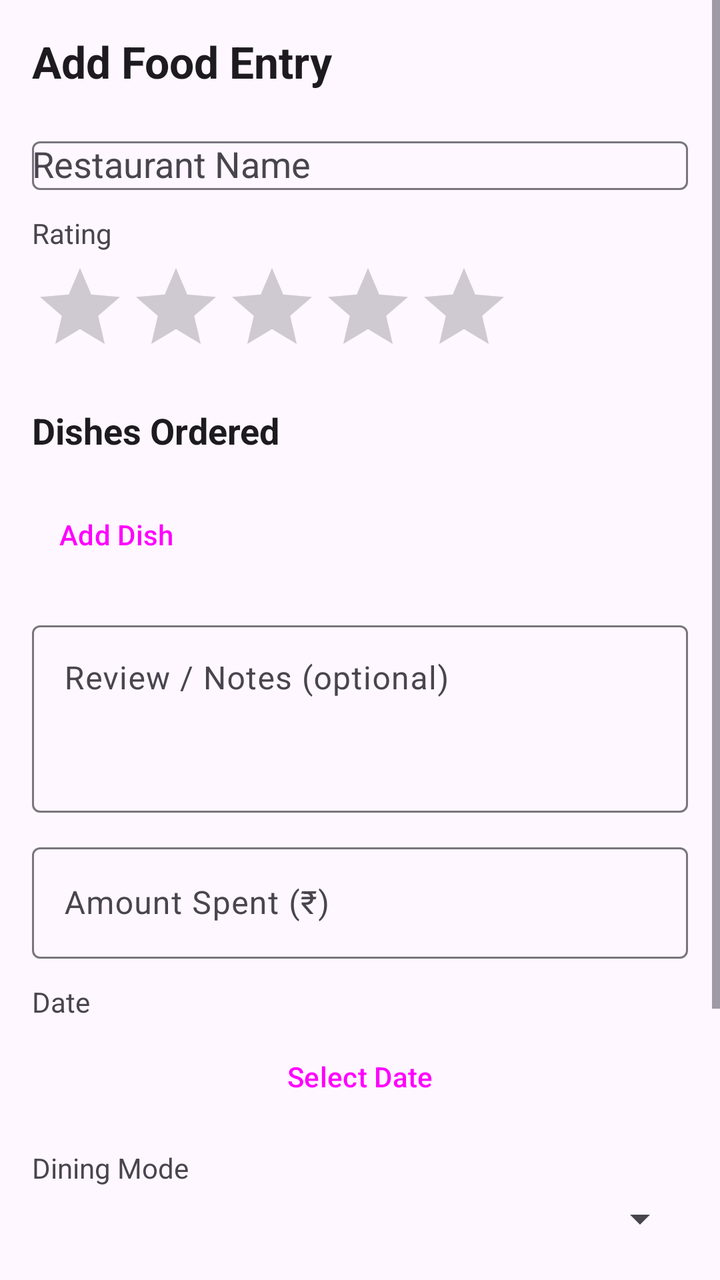
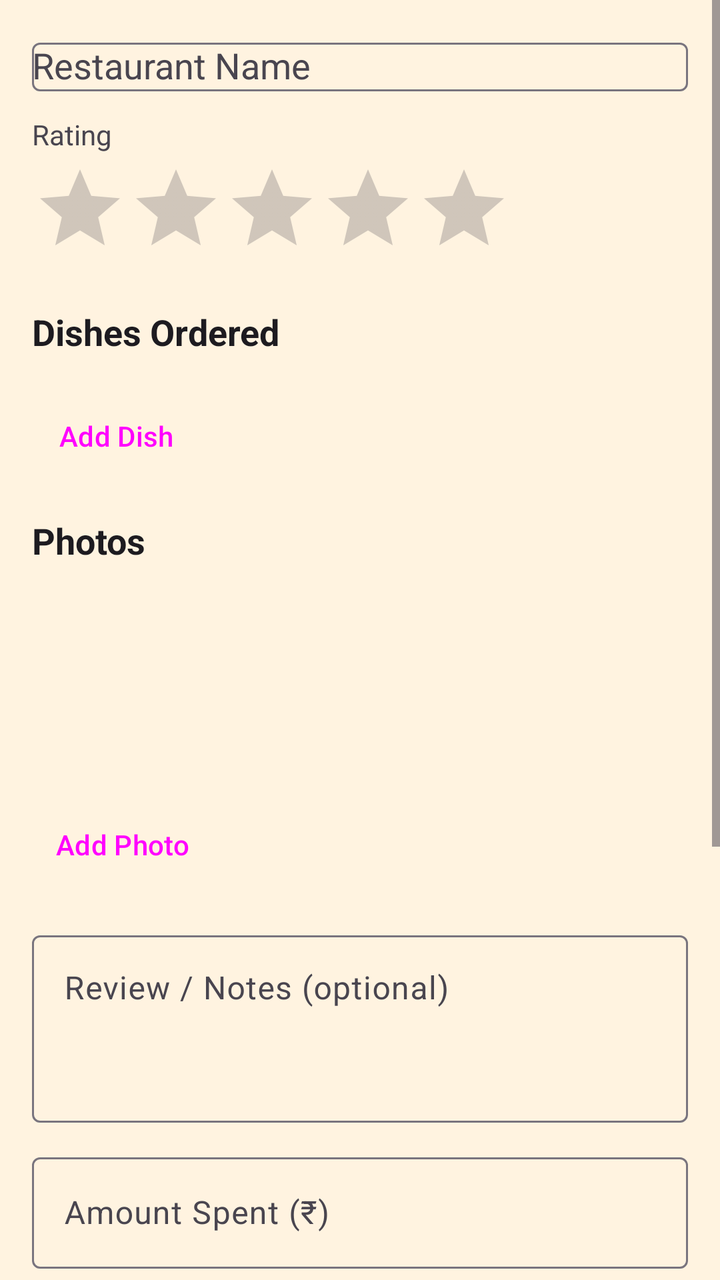

Two renders of the same Android screen: before a commit and after it. Below are the layout's source before the change and the commit's diff.
<!-- AndroidManifest.xml: application theme Theme.Foodlog -->
<!-- res/layout/fragment_add_entry.xml -->
<?xml version="1.0" encoding="utf-8"?>
<ScrollView
    xmlns:android="http://schemas.android.com/apk/res/android"
    xmlns:app="http://schemas.android.com/apk/res-auto"
    android:layout_width="match_parent"
    android:layout_height="match_parent"
    android:background="?android:attr/windowBackground"
    android:fillViewport="true">

    <LinearLayout
        android:layout_width="match_parent"
        android:layout_height="wrap_content"
        android:orientation="vertical"
        android:padding="16dp">

        
        <TextView
            android:id="@+id/tvFormTitle"
            android:layout_width="wrap_content"
            android:layout_height="wrap_content"
            android:text="Add Food Entry"
            android:textSize="22sp"
            android:textStyle="bold"
            android:textColor="?attr/colorOnBackground"
            android:layout_marginBottom="20dp"/>

        
        
        <com.google.android.material.textfield.TextInputLayout
            android:id="@+id/tilRestaurant"
            style="@style/Widget.Material3.TextInputLayout.OutlinedBox"
            android:layout_width="match_parent"
            android:layout_height="wrap_content"
            android:hint="Restaurant Name"
            android:layout_marginBottom="12dp">

            <AutoCompleteTextView
                android:id="@+id/etRestaurant"
                android:layout_width="match_parent"
                android:layout_height="wrap_content"
                android:completionThreshold="1"
                android:inputType="textCapWords"/>

        </com.google.android.material.textfield.TextInputLayout>

        
        <TextView
            android:layout_width="wrap_content"
            android:layout_height="wrap_content"
            android:text="Rating"
            android:textSize="14sp"
            android:textColor="?attr/colorOnSurfaceVariant"
            android:layout_marginBottom="4dp"/>

        
        <RatingBar
            android:id="@+id/ratingBar"
            android:layout_width="wrap_content"
            android:layout_height="wrap_content"
            android:numStars="5"
            android:stepSize="1.0"
            android:rating="0"
            android:layout_marginBottom="16dp"/>

        
        <TextView
            android:layout_width="wrap_content"
            android:layout_height="wrap_content"
            android:text="Dishes Ordered"
            android:textSize="18sp"
            android:textStyle="bold"
            android:textColor="?attr/colorOnBackground"
            android:layout_marginBottom="8dp"/>

        
        <LinearLayout
            android:id="@+id/llDishesContainer"
            android:layout_width="match_parent"
            android:layout_height="wrap_content"
            android:orientation="vertical"
            android:layout_marginBottom="8dp"/>

        <Button
            android:id="@+id/btnAddDish"
            style="@style/Widget.Material3.Button.TextButton.Icon"
            android:layout_width="wrap_content"
            android:layout_height="wrap_content"
            android:text="Add Dish"
            app:icon="@android:drawable/ic_input_add"
            android:layout_marginBottom="16dp"/>

        
        <com.google.android.material.textfield.TextInputLayout
            android:id="@+id/tilReview"
            style="@style/Widget.Material3.TextInputLayout.OutlinedBox"
            android:layout_width="match_parent"
            android:layout_height="wrap_content"
            android:hint="Review / Notes (optional)"
            android:layout_marginBottom="12dp">

            <com.google.android.material.textfield.TextInputEditText
                android:id="@+id/etReview"
                android:layout_width="match_parent"
                android:layout_height="wrap_content"
                android:inputType="textMultiLine"
                android:lines="3"
                android:gravity="top"/>

        </com.google.android.material.textfield.TextInputLayout>

        
        <com.google.android.material.textfield.TextInputLayout
            android:id="@+id/tilAmount"
            style="@style/Widget.Material3.TextInputLayout.OutlinedBox"
            android:layout_width="match_parent"
            android:layout_height="wrap_content"
            android:hint="Amount Spent (₹)"
            android:layout_marginBottom="12dp">

            <com.google.android.material.textfield.TextInputEditText
                android:id="@+id/etAmount"
                android:layout_width="match_parent"
                android:layout_height="wrap_content"
                android:inputType="numberDecimal"/>

        </com.google.android.material.textfield.TextInputLayout>

        
        <TextView
            android:layout_width="wrap_content"
            android:layout_height="wrap_content"
            android:text="Date"
            android:textSize="14sp"
            android:textColor="?attr/colorOnSurfaceVariant"
            android:layout_marginBottom="4dp"/>

        <Button
            android:id="@+id/btnPickDate"
            style="@style/Widget.Material3.Button.OutlinedButton"
            android:layout_width="match_parent"
            android:layout_height="wrap_content"
            android:text="Select Date"
            android:layout_marginBottom="12dp"/>

        
        <TextView
            android:layout_width="wrap_content"
            android:layout_height="wrap_content"
            android:text="Dining Mode"
            android:textSize="14sp"
            android:textColor="?attr/colorOnSurfaceVariant"
            android:layout_marginBottom="4dp"/>

        <Spinner
            android:id="@+id/spinnerDiningMode"
            android:layout_width="match_parent"
            android:layout_height="wrap_content"
            android:layout_marginBottom="16dp"/>

        
        <TextView
            android:layout_width="wrap_content"
            android:layout_height="wrap_content"
            android:text="Would Order Again?"
            android:textSize="14sp"
            android:textColor="?attr/colorOnSurfaceVariant"
            android:layout_marginBottom="4dp"/>

        <RadioGroup
            android:id="@+id/radioGroupOrderAgain"
            android:layout_width="match_parent"
            android:layout_height="wrap_content"
            android:orientation="horizontal"
            android:layout_marginBottom="24dp">

            <RadioButton
                android:id="@+id/radioYes"
                android:layout_width="wrap_content"
                android:layout_height="wrap_content"
                android:text="Yes"
                android:layout_marginEnd="12dp"/>

            <RadioButton
                android:id="@+id/radioMaybe"
                android:layout_width="wrap_content"
                android:layout_height="wrap_content"
                android:text="Maybe"
                android:layout_marginEnd="12dp"/>

            <RadioButton
                android:id="@+id/radioNo"
                android:layout_width="wrap_content"
                android:layout_height="wrap_content"
                android:text="No"/>

        </RadioGroup>

        
        <Button
            android:id="@+id/btnDelete"
            style="@style/Widget.Material3.Button.TonalButton"
            android:layout_width="match_parent"
            android:layout_height="wrap_content"
            android:text="Delete Entry"
            android:visibility="gone"
            android:layout_marginBottom="8dp"/>

        
        <Button
            android:id="@+id/btnSave"
            style="@style/Widget.Material3.Button"
            android:layout_width="match_parent"
            android:layout_height="wrap_content"
            android:text="Save Entry"
            android:layout_marginBottom="16dp"/>

    </LinearLayout>

</ScrollView>
<!-- resources referenced by this layout -->
<resources>
  <style name="Theme.Foodlog" parent="Base.Theme.Foodlog" />
  <style name="Base.Theme.Foodlog" parent="Theme.Material3.DayNight.NoActionBar">
          
          
          <item name="android:windowBackground">?android:attr/colorBackground</item>
      </style>
</resources>

<!-- the commit's change to res/layout/fragment_add_entry.xml (unified diff, before → after) -->
@@ -14,15 +14,6 @@
         android:padding="16dp">
 
         
-        <TextView
-            android:id="@+id/tvFormTitle"
-            android:layout_width="wrap_content"
-            android:layout_height="wrap_content"
-            android:text="Add Food Entry"
-            android:textSize="22sp"
-            android:textStyle="bold"
-            android:textColor="?attr/colorOnBackground"
-            android:layout_marginBottom="20dp"/>
 
         
         
@@ -90,6 +81,37 @@
             android:layout_marginBottom="16dp"/>
 
         
+        <TextView
+            android:layout_width="wrap_content"
+            android:layout_height="wrap_content"
+            android:text="Photos"
+            android:textSize="18sp"
+            android:textStyle="bold"
+            android:textColor="?attr/colorOnBackground"
+            android:layout_marginBottom="8dp"/>
+
+        <HorizontalScrollView
+            android:layout_width="match_parent"
+            android:layout_height="wrap_content"
+            android:layout_marginBottom="8dp">
+
+            <LinearLayout
+                android:id="@+id/llPhotosContainer"
+                android:layout_width="wrap_content"
+                android:layout_height="100dp"
+                android:orientation="horizontal"/>
+        </HorizontalScrollView>
+
+        <Button
+            android:id="@+id/btnAddPhoto"
+            style="@style/Widget.Material3.Button.TextButton.Icon"
+            android:layout_width="wrap_content"
+            android:layout_height="wrap_content"
+            android:text="Add Photo"
+            app:icon="@android:drawable/ic_menu_camera"
+            android:layout_marginBottom="16dp"/>
+
+        
         <com.google.android.material.textfield.TextInputLayout
             android:id="@+id/tilReview"
             style="@style/Widget.Material3.TextInputLayout.OutlinedBox"
<!-- resource entries referenced after the edit -->
@@ -1,10 +1,16 @@
 <!-- resources referenced by this layout -->
 <resources>
   <style name="Theme.Foodlog" parent="Base.Theme.Foodlog" />
-  <style name="Base.Theme.Foodlog" parent="Theme.Material3.DayNight.NoActionBar">
+  <style name="Base.Theme.Foodlog" parent="Theme.Material3.DayNight">
           
-          
-          <item name="android:windowBackground">?android:attr/colorBackground</item>
+          <item name="colorPrimary">@color/foodie_orange</item>
+          <item name="colorPrimaryVariant">@color/foodie_orange_dark</item>
+          <item name="colorSecondary">@color/foodie_yellow</item>
+          <item name="android:windowBackground">@color/foodie_surface_light</item>
       </style>
+  <color name="foodie_orange">#FF5722</color>
+  <color name="foodie_orange_dark">#E64A19</color>
+  <color name="foodie_yellow">#FFC107</color>
+  <color name="foodie_surface_light">#FFF3E0</color>
 </resources>
 
